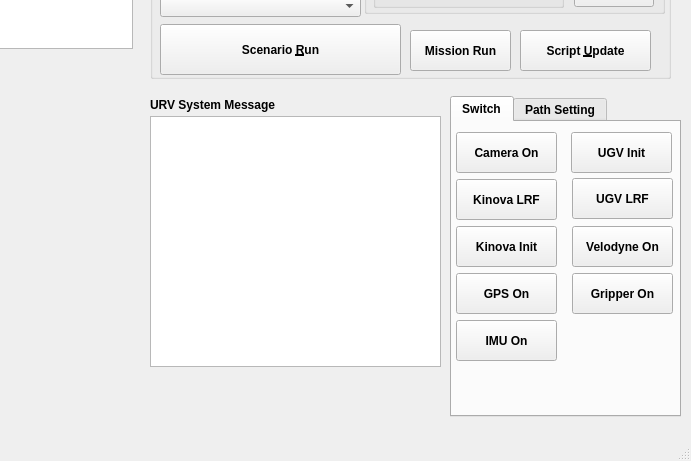
Above: EurecarURV_Dlg.ui from Jun-Hong-7794/Eurecar-URV before the change; both pictures show x 530 to 1221 and y 233 to 694 of the 1221 by 694 pixel window. Below: the same form after it.
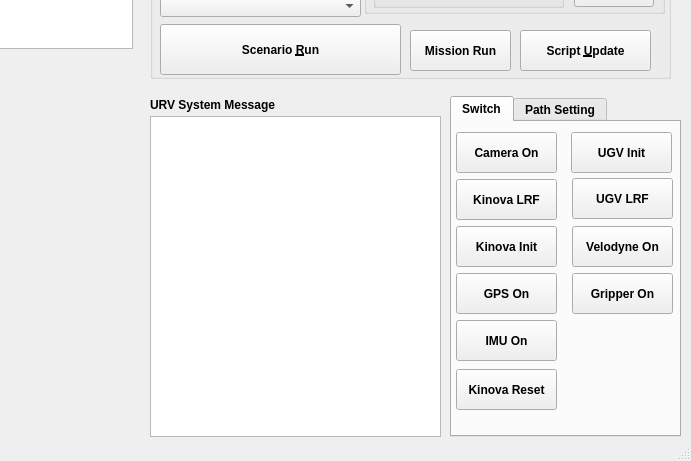
That is the form after the change. The open tabs and pages were chosen to show the change. Custom widgets are drawn as their Qt base class.

What changed in the file:
```diff
--- a/EurecarURV_Dlg.ui
+++ b/EurecarURV_Dlg.ui
@@ -40,7 +40,7 @@
       <x>680</x>
       <y>330</y>
       <width>291</width>
-      <height>251</height>
+      <height>321</height>
      </rect>
     </property>
    </widget>
@@ -460,7 +460,7 @@
       <x>13</x>
       <y>288</y>
       <width>651</width>
-      <height>291</height>
+      <height>361</height>
      </rect>
     </property>
    </widget>
@@ -470,7 +470,7 @@
       <x>980</x>
       <y>310</y>
       <width>231</width>
-      <height>321</height>
+      <height>341</height>
      </rect>
     </property>
     <property name="font">
@@ -603,6 +603,19 @@
        <string>IMU On</string>
       </property>
      </widget>
+     <widget class="QPushButton" name="bt_kinova_factory_reset">
+      <property name="geometry">
+       <rect>
+        <x>4</x>
+        <y>247</y>
+        <width>101</width>
+        <height>41</height>
+       </rect>
+      </property>
+      <property name="text">
+       <string>Kinova Reset</string>
+      </property>
+     </widget>
     </widget>
     <widget class="QWidget" name="tab_path">
      <attribute name="title">
```
Left out of the diff: 2 changed lines with no effect on the pictures.
